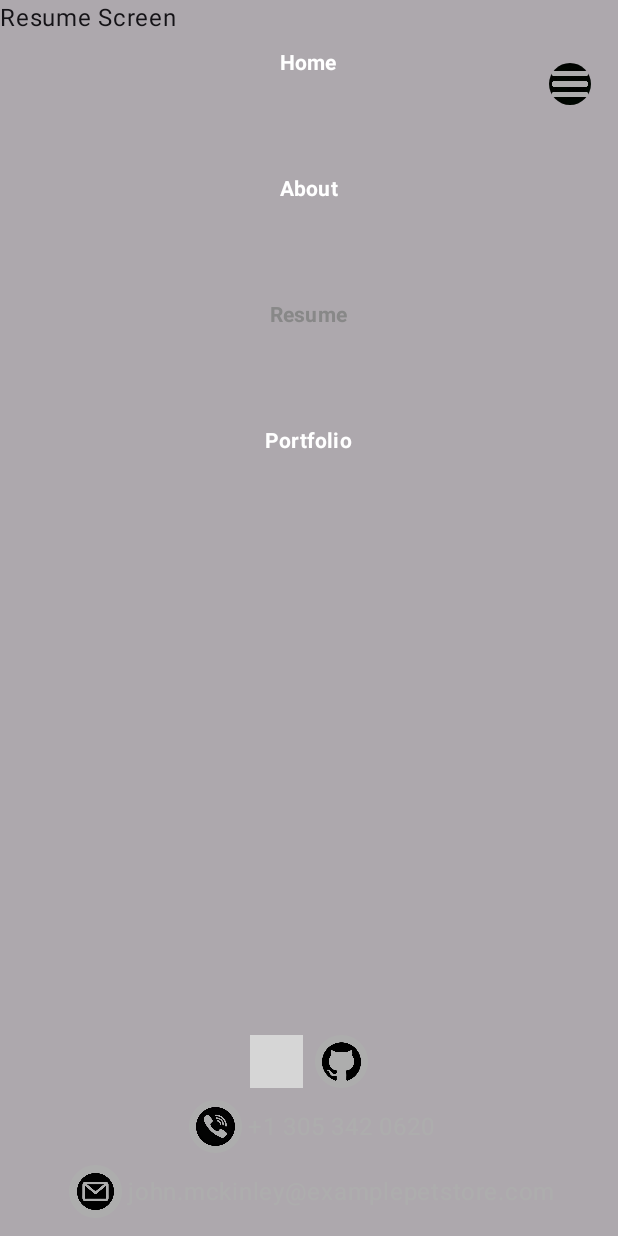
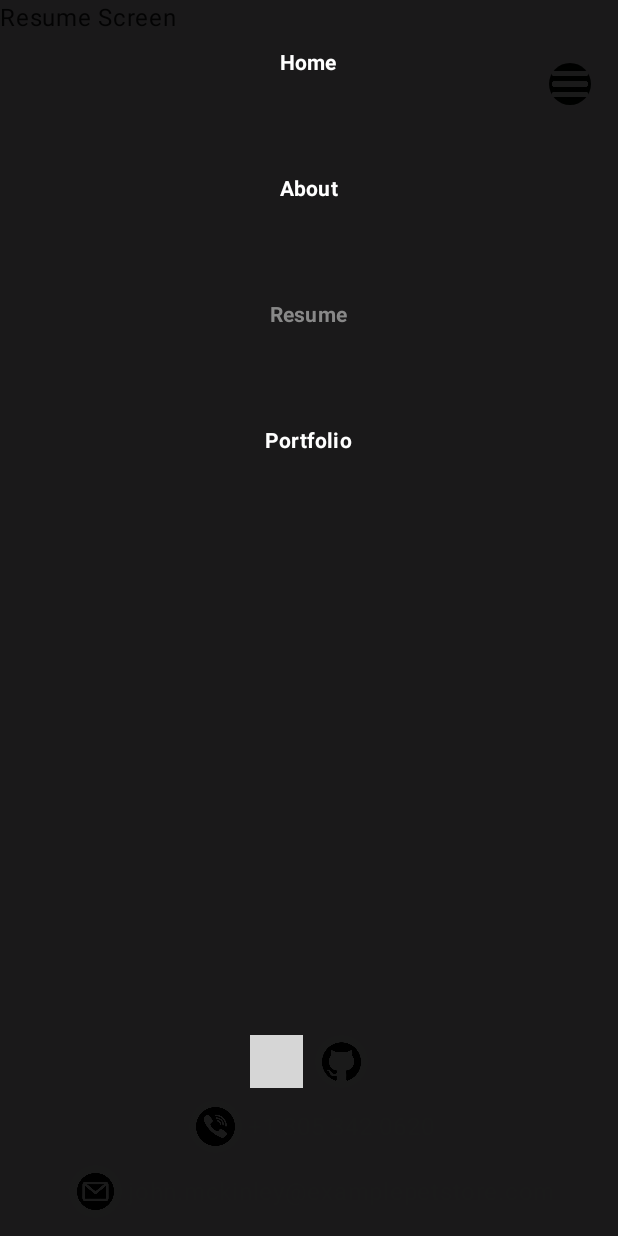
Before and after one commit to saicojavc/PortfolioKMP, an Android app built with Jetpack Compose: the screen it shows after launch (MainActivity), after a tap on "Menu", on a phone screen of 412 x 824 dp. Run offline under Robolectric (Android 15) with nearby library versions, the phone set to English and light mode, and no system bars; our stand-ins replace Compose Multiplatform resources, constraintlayout-compose; 1 statement that could not run was skipped; 1 other tap on this screen came first; grey boxes are pictures that could not be loaded.

Commit message:
Minor: Update DrawerContent background
The background of the `DrawerContent` composable is now semi-transparent black.

```diff
--- a/composeApp/src/commonMain/kotlin/com/saico/prtfoliommp/components/DrawerContent.kt
+++ b/composeApp/src/commonMain/kotlin/com/saico/prtfoliommp/components/DrawerContent.kt
@@ -1,5 +1,6 @@
 package com.saico.prtfoliommp.components
 
+import androidx.compose.foundation.background
 import androidx.compose.foundation.layout.Column
 import androidx.compose.foundation.layout.fillMaxSize
 import androidx.compose.foundation.layout.padding
@@ -28,7 +29,7 @@ fun DrawerContent(
 ) {
 
     Column(
-        modifier = Modifier.fillMaxSize(),
+        modifier = Modifier.fillMaxSize().background(Color.Black.copy(alpha = .85f)),
         horizontalAlignment = Alignment.CenterHorizontally,
     ) {
         TextButton(
```
